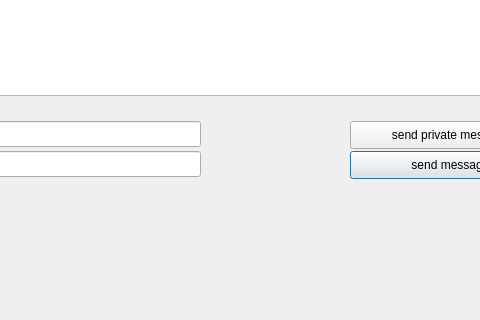
Above: ChatClient/chatbox.ui from razanelbarougy/Cs-2-lab-project before the change; both pictures show x 130 to 610 and y 299 to 619 of the 709 by 619 pixel window. Below: the same form after it.
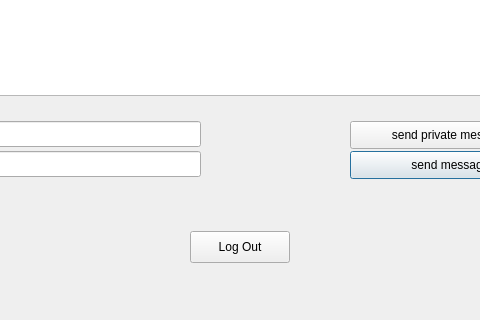
That is the form after the change.

Patch:
```diff
--- a/ChatClient/chatbox.ui
+++ b/ChatClient/chatbox.ui
@@ -121,6 +121,19 @@
     <string>Connect</string>
    </property>
   </widget>
+  <widget class="QPushButton" name="logoutPushButton">
+   <property name="geometry">
+    <rect>
+     <x>320</x>
+     <y>530</y>
+     <width>100</width>
+     <height>32</height>
+    </rect>
+   </property>
+   <property name="text">
+    <string>Log Out</string>
+   </property>
+  </widget>
  </widget>
  <resources/>
  <connections/>
```
